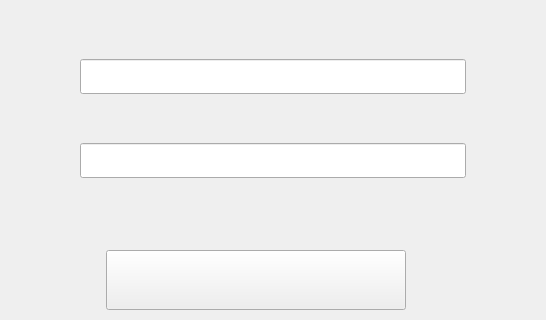
The window that Qt/ERP/login.ui (superp2017/NTERP) describes before a commit, drawn with Qt 5; both pictures show x 218 to 764 and y 182 to 502 of the 851 by 641 pixel window.
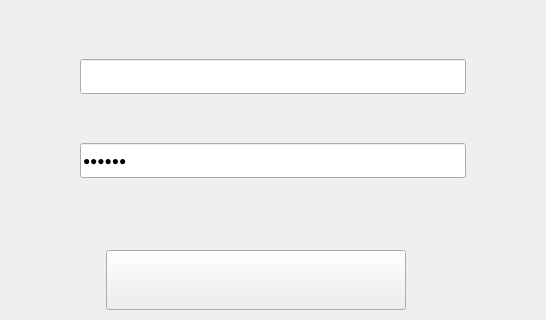
The same window after the commit. Icons and pictures are not drawn.

What changed in the file:
```diff
--- a/Qt/ERP/login.ui
+++ b/Qt/ERP/login.ui
@@ -126,7 +126,7 @@
            <string notr="true">font: 12pt &quot;AcadEref&quot;;</string>
           </property>
           <property name="text">
-           <string/>
+           <string>888888</string>
           </property>
           <property name="echoMode">
            <enum>QLineEdit::Password</enum>
```
